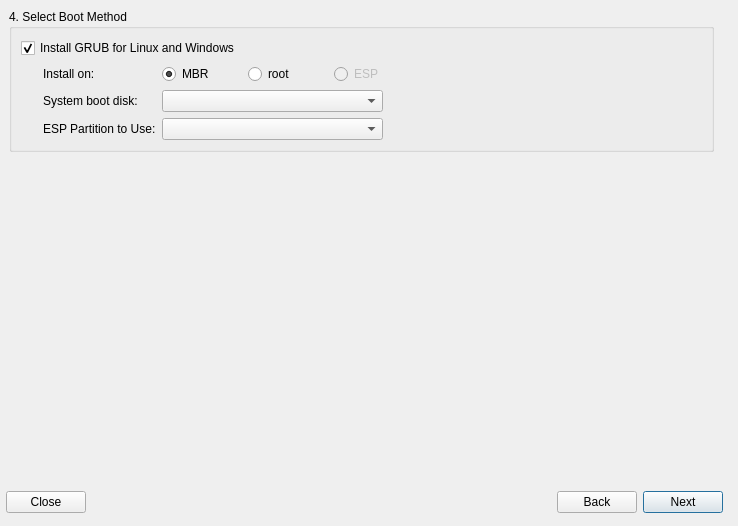
gazelle-installer/gazelle-installer, file meinstall.ui: the form before one commit.
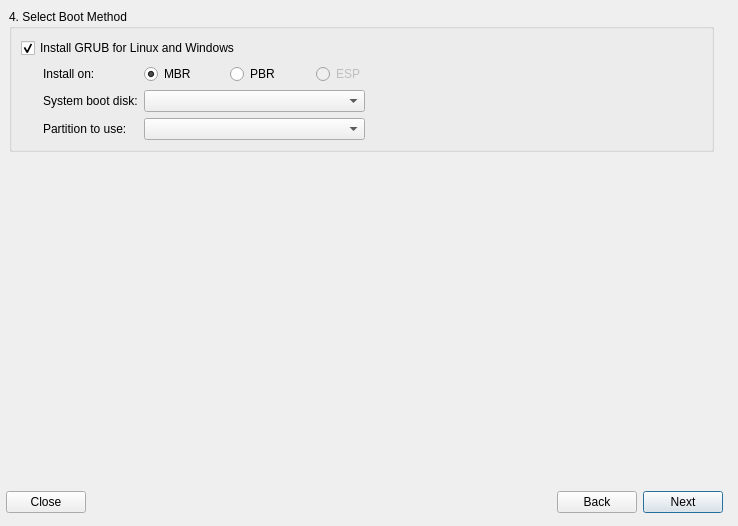
The form after the commit. Icons and pictures are not drawn.

Commit message: add GRUB install on any PBR

Diff of the .ui file:
```diff
--- a/meinstall.ui
+++ b/meinstall.ui
@@ -1513,7 +1513,7 @@
           <item row="3" column="1">
            <widget class="QLabel" name="grubEspLabel">
             <property name="text">
-             <string>ESP Partition to Use:</string>
+             <string>Partition to use:</string>
             </property>
            </widget>
           </item>
@@ -1651,7 +1651,7 @@
              </size>
             </property>
             <property name="text">
-             <string>root</string>
+             <string>PBR</string>
             </property>
             <property name="checked">
              <bool>false</bool>
```
Left out of the diff: 58 changed lines with no effect on the pictures. The commit also changes 2 other files.
